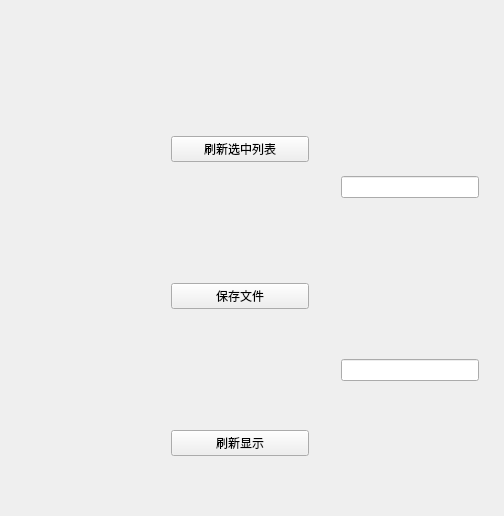
yilinfang/SubwaySystem, file mainwindow.ui: the form before one commit; both pictures show x 520 to 1024 and y 0 to 516 of the 1024 by 768 pixel window.
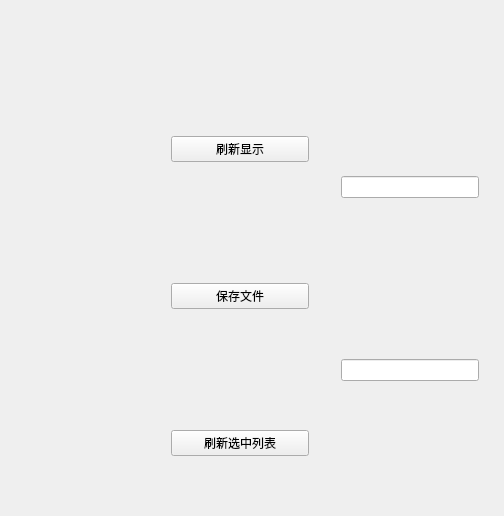
The form after the commit.

```diff
--- a/mainwindow.ui
+++ b/mainwindow.ui
@@ -66,7 +66,7 @@
      <item>
       <widget class="QPushButton" name="pushButton">
        <property name="text">
-        <string>刷新选中列表</string>
+        <string>刷新显示</string>
        </property>
       </widget>
      </item>
@@ -80,7 +80,7 @@
      <item>
       <widget class="QPushButton" name="updateDisplay">
        <property name="text">
-        <string>刷新显示</string>
+        <string>刷新选中列表</string>
        </property>
       </widget>
      </item>
```
Left out of the diff: 3 changed lines with no effect on the pictures.
